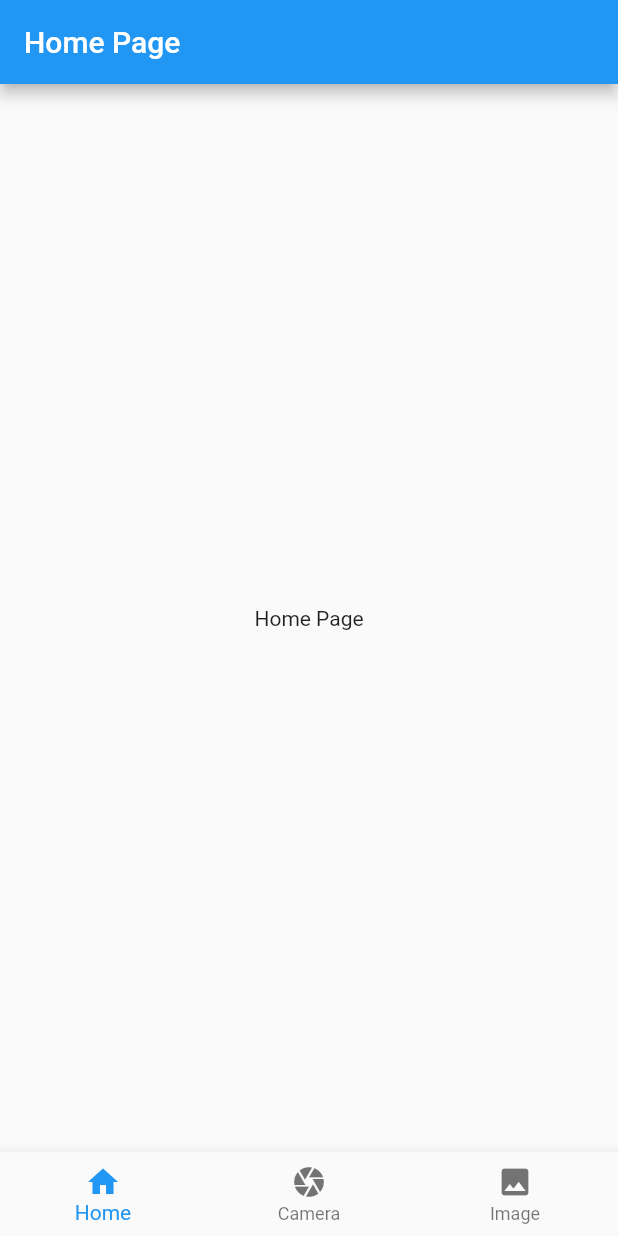
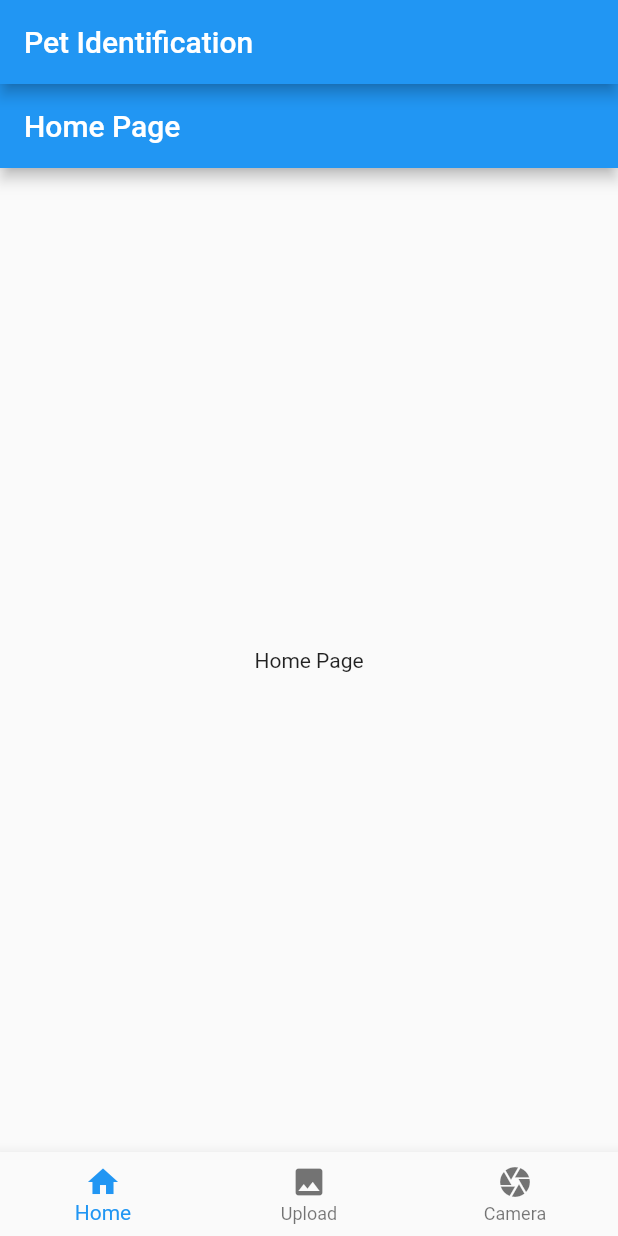
Before and after one commit to botkii/petidcamera, a Flutter app: the screen it shows after launch, on a phone screen of 412 x 824 dp. Run offline on Flutter 3.47's test engine with Material 2 defaults, Android fonts, the phone set to English and light mode, and no system bars; our stand-ins replace camera, image_picker.

Commit message:
other stuff updated

```diff
--- a/lib/main.dart
+++ b/lib/main.dart
@@ -1,18 +1,13 @@
 import 'package:first_app/screens/homepage.dart';
+import 'package:first_app/screens/imagefromgallery.dart';
 import 'package:first_app/screens/imagepicker.dart';
+import 'package:first_app/screens/takepicture.dart';
 import 'package:flutter/material.dart';
-import 'package:camera/camera.dart';
-import 'screens/camerascreen.dart';
-
-List<CameraDescription> cameras = [];
+import 'package:image_picker/image_picker.dart';
 
 Future<void> main() async {
-  try {
   WidgetsFlutterBinding.ensureInitialized();
-    // cameras = await availableCameras();
-  } on CameraException catch (e) {
-    print('Error in fetching the cameras: $e');
-  }
+
   runApp(const MyApp());
 }
 
@@ -27,8 +22,7 @@ class MyApp extends StatelessWidget {
           primarySwatch: Colors.blue,
         ),
         debugShowCheckedModeBanner: false,
-      home: const RootPage(),
-    );
+        home: const RootPage());
   }
 }
 
@@ -36,15 +30,24 @@ class RootPage extends StatefulWidget {
   const RootPage({Key? key}) : super(key: key);
 
   @override
-  State<RootPage> createState() => _RootPageState();
+  State<RootPage> createState() => RootPageState();
 }
 
-class _RootPageState extends State<RootPage> {
+class RootPageState extends State<RootPage> {
   int currentPage = 0;
-  List<Widget> pages = const [HomePage(), CameraScreen(), ImagePickerScreen()];
+
+  List<Widget> pages = [
+    const HomePage(),
+    ImageFromGalleryEx(ImageSource.gallery),
+    const TakePictureScreen(),
+  ];
+
   @override
   Widget build(BuildContext context) {
     return Scaffold(
+      appBar: AppBar(
+        title: const Text('Pet Identification'),
+      ),
       body: pages[currentPage],
       bottomNavigationBar: BottomNavigationBar(
         currentIndex: currentPage,
@@ -59,12 +62,12 @@ class _RootPageState extends State<RootPage> {
             label: 'Home',
           ),
           BottomNavigationBarItem(
+            icon: Icon(Icons.image),
+            label: 'Upload',
+          ),
+          BottomNavigationBarItem(
             icon: Icon(Icons.camera),
             label: 'Camera',
-          ),
-          BottomNavigationBarItem(
-            icon: Icon(Icons.image),
-            label: 'Image',
           ),
         ],
       ),
```
Lines whose indentation alone changed are shown as unchanged.
